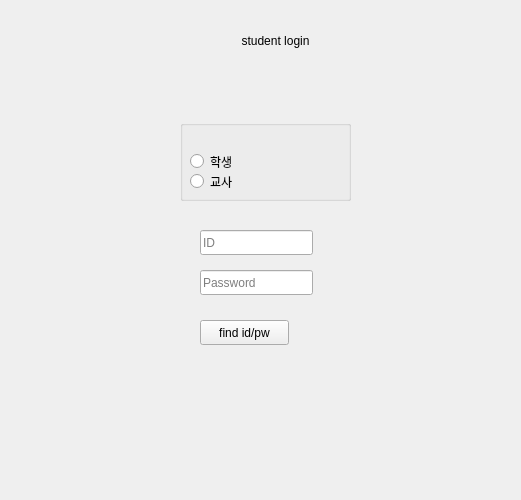
syarin03/EduApp, file main.ui: the form before one commit.
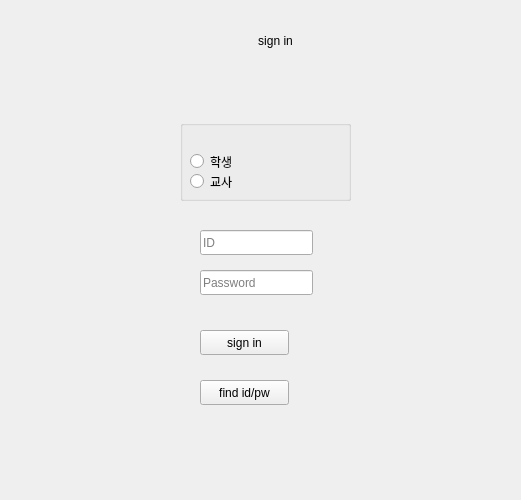
The form after the commit. The open tabs and pages were chosen to show the change.

The edit to the form file:
```diff
--- a/main.ui
+++ b/main.ui
@@ -85,7 +85,7 @@
       </rect>
      </property>
      <property name="text">
-      <string>student login</string>
+      <string>sign in</string>
      </property>
      <property name="alignment">
       <set>Qt::AlignCenter</set>
@@ -121,7 +121,7 @@
      <property name="geometry">
       <rect>
        <x>200</x>
-       <y>320</y>
+       <y>380</y>
        <width>89</width>
        <height>25</height>
       </rect>
@@ -169,6 +169,19 @@
       </property>
      </widget>
     </widget>
+    <widget class="QPushButton" name="signinbtn">
+     <property name="geometry">
+      <rect>
+       <x>200</x>
+       <y>330</y>
+       <width>89</width>
+       <height>25</height>
+      </rect>
+     </property>
+     <property name="text">
+      <string>sign in</string>
+     </property>
+    </widget>
    </widget>
    <widget class="QWidget" name="signup">
     <widget class="QGroupBox" name="groupBox">
```
Left out of the diff: 27 changed lines with no effect on the pictures.
